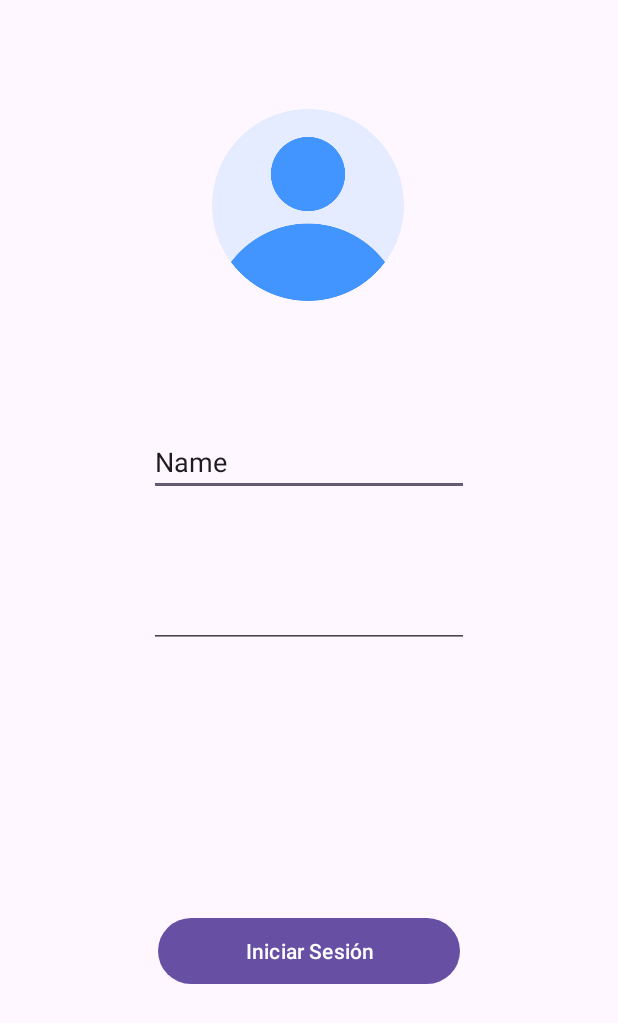
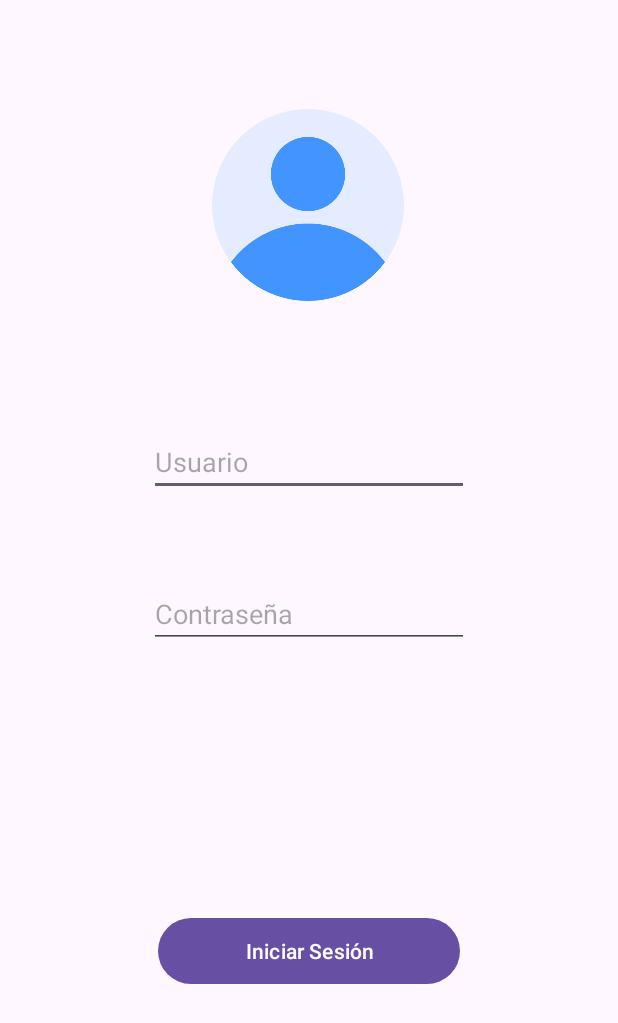
Before and after one commit to JeisonHuertas/freshBerries_Android, an Android app: the screen it shows after launch (MainActivity), on a phone screen of 412 x 824 dp. Shown: the top 1023 px of the screen. Run offline under Robolectric (Android 15) with nearby library versions, the phone set to English and light mode, and no system bars; our stand-ins replace Room's generated code.

Commit message:
Main Documentado

```diff
--- a/app/src/main/res/layout/activity_main.xml
+++ b/app/src/main/res/layout/activity_main.xml
@@ -25,8 +25,8 @@
         android:layout_height="wrap_content"
         android:layout_marginTop="72dp"
         android:ems="10"
+        android:hint="@string/txtUsuario"
         android:inputType="text"
-        android:text="Name"
         app:layout_constraintEnd_toEndOf="parent"
         app:layout_constraintHorizontal_bias="0.5"
         app:layout_constraintStart_toStartOf="parent"
@@ -38,6 +38,7 @@
         android:layout_height="wrap_content"
         android:layout_marginTop="56dp"
         android:ems="10"
+        android:hint="@string/txtContraseña"
         android:inputType="textPassword"
         app:layout_constraintEnd_toEndOf="parent"
         app:layout_constraintHorizontal_bias="0.5"
```
Also changed, not shown: app/src/main/java/com/example/freshberries/MainActivity.kt (+13 -0 lines).
